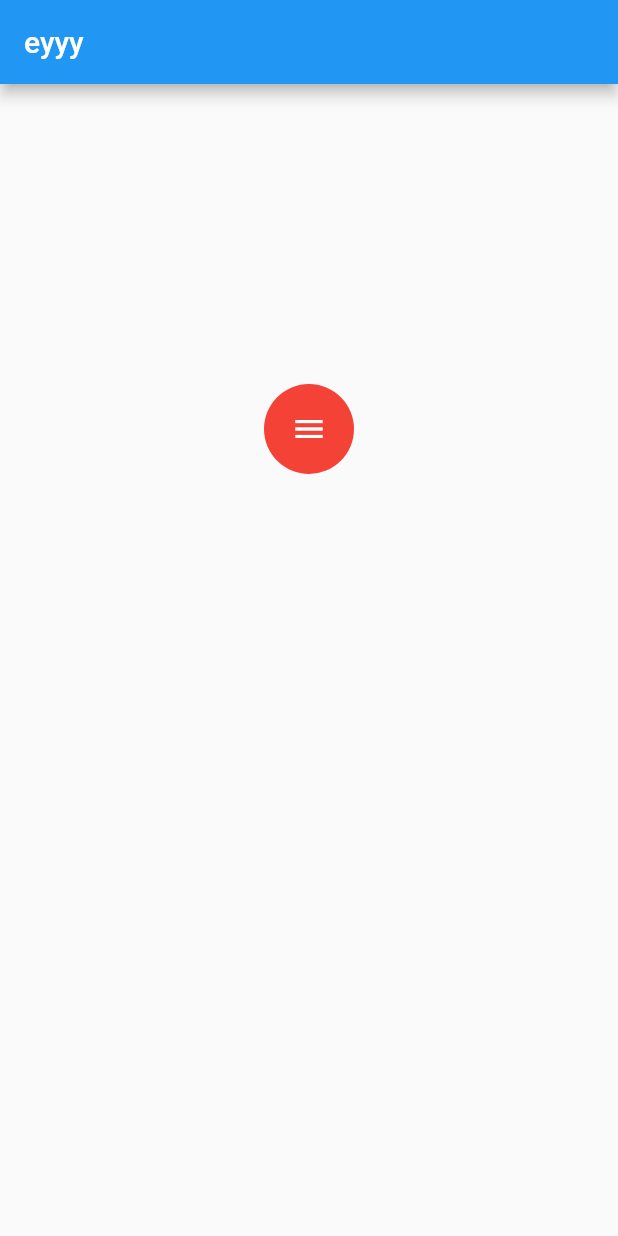
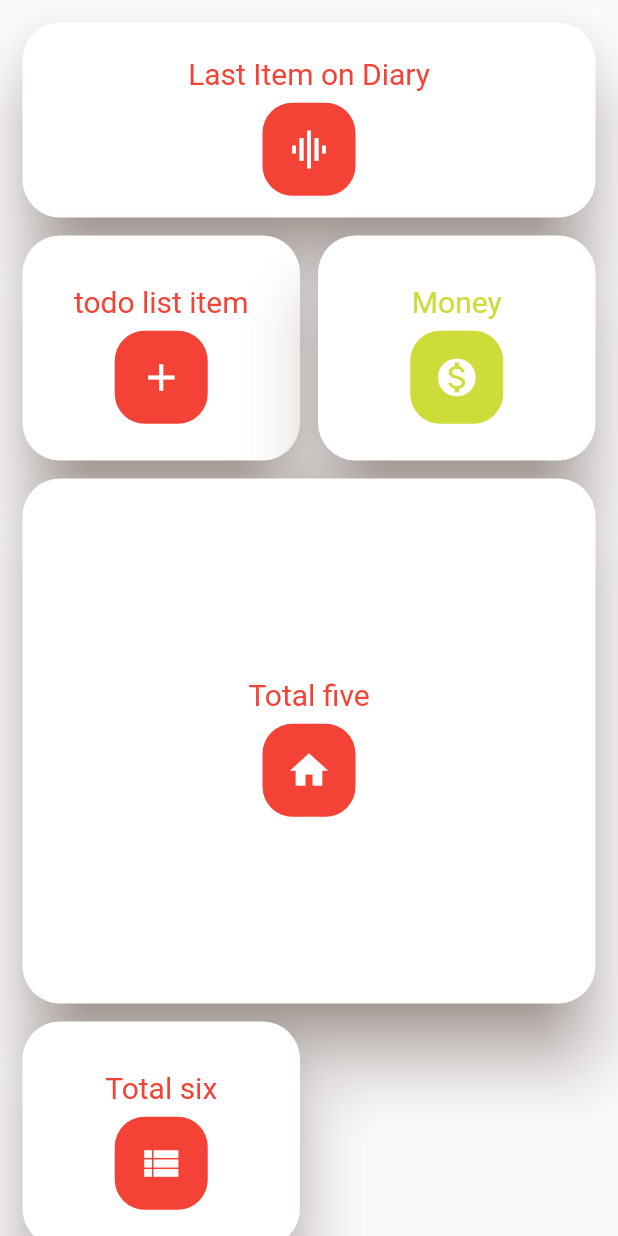
Before and after one commit to H-Zaman/My_Journal, a Flutter app: the screen it shows after launch, on a phone screen of 412 x 824 dp. Run offline on Flutter 3.47's test engine with Material 2 defaults, Android fonts, the phone set to English and light mode, and no system bars; missing offline and left inert: fab_circular_menu.

Commit message:
completed dashboard

```diff
--- /dev/null
+++ b/lib/Dashboard/dashboard.dart
@@ -0,0 +1,86 @@
+import 'package:flutter/material.dart';
+import 'package:flutter_staggered_grid_view/flutter_staggered_grid_view.dart';
+
+class Dashboard extends StatefulWidget {
+  @override
+  _DashboardState createState() => _DashboardState();
+}
+
+class _DashboardState extends State<Dashboard> {
+
+  Material dashItems(IconData icon,String title,Color color) {
+    return Material(
+      color: Colors.white,
+      elevation: 20,
+      shadowColor: Colors.brown,
+      borderRadius: BorderRadius.circular(25.0),
+      child: Center(
+        child: Padding(
+          padding: const EdgeInsets.all(10.0),
+          child: Row(
+            mainAxisAlignment: MainAxisAlignment.center,
+            children: <Widget>[
+              Column(
+                mainAxisAlignment: MainAxisAlignment.center,
+                children: <Widget>[
+                  Center(
+                    child: Padding(
+                      padding: const EdgeInsets.all(8.0),
+                      child: Text(
+                        title,
+                        style: TextStyle(
+                          color: color,
+                          fontSize: 20,
+                        ),
+                      ),
+                    ),
+                  ),
+                  Material(
+                    color: color,
+                    borderRadius: BorderRadius.circular(20.0),
+                    child: Padding(
+                      padding: const EdgeInsets.all(16.0),
+                      child: Icon(
+                        icon,
+                        color: Colors.white,
+                        size: 30,
+                      ),
+                    ),
+                  )
+                ],
+              )
+            ],
+          ),
+        ),
+      ),
+    );
+  }
+
+  @override
+  Widget build(BuildContext context) {
+    return Scaffold(
+      body: SafeArea(
+        child: StaggeredGridView.count(
+          crossAxisCount: 2,
+          crossAxisSpacing: 12.0,
+          mainAxisSpacing: 12.0,
+          padding: EdgeInsets.all(15.0),
+          children: <Widget>[
+            dashItems(Icons.graphic_eq,'Last Item on Diary',Colors.red),
+            dashItems(Icons.add,'todo list item',Colors.red),
+            dashItems(Icons.monetization_on,'Money',Colors.lime),
+            dashItems(Icons.home,'Total five',Colors.red),
+            dashItems(Icons.view_list,'Total six',Colors.red),
+          ],
+          staggeredTiles: [
+            StaggeredTile.extent(2,130),
+            StaggeredTile.extent(1,150),
+            StaggeredTile.extent(1,150),
+            StaggeredTile.extent(2,350),
+            StaggeredTile.extent(1,150),
+          ],
+        ),
+      ),
+    );
+  }
+}
--- a/lib/fab_circular_menu/fab_custom.dart
+++ b/lib/fab_circular_menu/fab_custom.dart
@@ -57,6 +57,9 @@ class _CustomFabState extends State<CustomFab> with SingleTickerProviderStateMix
 
   @override
   Widget build(BuildContext context) {
+
+    final double btnSize = 70;
+
     return Stack(
       children: <Widget>[
         Positioned(
@@ -70,8 +73,8 @@ class _CustomFabState extends State<CustomFab> with SingleTickerProviderStateMix
                   alignment: Alignment.center,
                   transform: Matrix4.rotationZ(getRadiansFromDegree(rotationAnimation.value))..scale(d1egreeTranslation.value),
                   child: CircularButton(
-                    height: 60,
-                    width: 60,
+                    height: btnSize,
+                    width: btnSize,
                     color: Colors.red,
                     icon: Icon(
                       Icons.note_add,
@@ -82,15 +85,34 @@ class _CustomFabState extends State<CustomFab> with SingleTickerProviderStateMix
                 ),
               ),
 
+              //View note / View Diary button
+              Transform.translate(
+                offset: Offset.fromDirection(getRadiansFromDegree(225),d1egreeTranslation.value * 100),
+                child: Transform(
+                  alignment: Alignment.center,
+                  transform: Matrix4.rotationZ(getRadiansFromDegree(rotationAnimation.value))..scale(d1egreeTranslation.value),
+                  child: CircularButton(
+                    height: btnSize,
+                    width: btnSize,
+                    color: Colors.red,
+                    icon: Icon(
+                      Icons.event_note,
+                      color: Colors.white,
+                    ),
+                    onClick: () {},
+                  ),
+                ),
+              ),
+
               // list to-do
               Transform.translate(
-                offset: Offset.fromDirection(getRadiansFromDegree(240),d2egreeTranslation.value * 100),
+                offset: Offset.fromDirection(getRadiansFromDegree(270),d2egreeTranslation.value * 100),
                 child: Transform(
                   alignment: Alignment.center,
                   transform: Matrix4.rotationZ(getRadiansFromDegree(rotationAnimation.value))..scale(d2egreeTranslation.value),
                   child: CircularButton(
-                    height: 60,
-                    width: 60,
+                    height: btnSize,
+                    width: btnSize,
                     color: Colors.red,
                     icon: Icon(
                       Icons.list,
@@ -103,16 +125,16 @@ class _CustomFabState extends State<CustomFab> with SingleTickerProviderStateMix
 
               //temporary notepad
               Transform.translate(
-                offset: Offset.fromDirection(getRadiansFromDegree(300),d3egreeTranslation.value * 100),
+                offset: Offset.fromDirection(getRadiansFromDegree(315),d4egreeTranslation.value * 100),
                 child: Transform(
                   alignment: Alignment.center,
-                  transform: Matrix4.rotationZ(getRadiansFromDegree(rotationAnimation.value))..scale(d3egreeTranslation.value),
+                  transform: Matrix4.rotationZ(getRadiansFromDegree(rotationAnimation.value))..scale(d4egreeTranslation.value),
                   child: CircularButton(
-                    height: 60,
-                    width: 60,
+                    height: btnSize,
+                    width: btnSize,
                     color: Colors.red,
                     icon: Icon(
-                      Icons.note,
+                      Icons.monetization_on,
                       color: Colors.white,
                     ),
                     onClick: () {},
@@ -122,16 +144,16 @@ class _CustomFabState extends State<CustomFab> with SingleTickerProviderStateMix
 
               //Travelling Cost button
               Transform.translate(
-                offset: Offset.fromDirection(getRadiansFromDegree(360),d4egreeTranslation.value * 100),
+                offset: Offset.fromDirection(getRadiansFromDegree(360),d3egreeTranslation.value * 100),
                 child: Transform(
                   alignment: Alignment.center,
-                  transform: Matrix4.rotationZ(getRadiansFromDegree(rotationAnimation.value))..scale(d4egreeTranslation.value),
+                  transform: Matrix4.rotationZ(getRadiansFromDegree(rotationAnimation.value))..scale(d3egreeTranslation.value),
                   child: CircularButton(
-                    height: 60,
-                    width: 60,
+                    height: btnSize,
+                    width: btnSize,
                     color: Colors.red,
                     icon: Icon(
-                      Icons.monetization_on,
+                      Icons.note,
                       color: Colors.white,
                     ),
                     onClick: () {},
@@ -144,8 +166,8 @@ class _CustomFabState extends State<CustomFab> with SingleTickerProviderStateMix
                 alignment: Alignment.center,
                 transform: Matrix4.rotationZ(getRadiansFromDegree(rotationAnimation.value)),
                 child: CircularButton(
-                  height: 60,
-                  width: 60,
+                  height: btnSize,
+                  width: btnSize,
                   color: Colors.red,
                   icon: Icon(
                     Icons.menu,
@@ -176,9 +198,10 @@ class CircularButton extends StatelessWidget {
   final double width;
   final Color color;
   final Icon icon;
+  final String text;
   final Function onClick;
 
-  CircularButton({this.height,this.width,this.icon,this.color,this.onClick});
+  CircularButton({this.text,this.height,this.width,this.icon,this.color,this.onClick});
 
   @override
   Widget build(BuildContext context) {
--- a/lib/screens/home/home.dart
+++ b/lib/screens/home/home.dart
@@ -1,23 +1,40 @@
 import 'package:flutter/material.dart';
+import 'package:myapp/Dashboard/dashboard.dart';
 import 'package:myapp/fab_circular_menu/fab_custom.dart';
 import 'package:myapp/fab_circular_menu/fab_package.dart';
 
 class HomeScreen extends StatelessWidget {
   @override
   Widget build(BuildContext context) {
-    return Scaffold(
-      appBar: AppBar(
-        title: Text(
-          'eyyy'
-        ),
-      ),
-      body: Padding(
-        padding: const EdgeInsets.only(top: 200),
-        child: Align(
+    return Stack(
+      children: <Widget>[
+        Dashboard(),
+      ],
+    );
+//      Scaffold(
+//      body: Column(
+//        mainAxisAlignment: MainAxisAlignment.end,
+//              children: <Widget>[
+//
+//                Dashboard(),
 
-            alignment: Alignment.topCenter,
-            child: CustomFab()),
-      ),
-    );
+//                SizedBox(height: 50,),
+
+              // Main button Container
+//                Container(
+//                  height: 220,
+//                  width: MediaQuery.of(context).size.width,
+//                  color: Colors.brown,
+//                    child: Align(
+//                      alignment: Alignment.bottomCenter,
+//                        child: Padding(
+//                          padding: const EdgeInsets.only(bottom: 20),
+//                          child: CustomFab(),
+//                        )
+//                    )
+//                ),
+//              ],
+//            ),
+//    );
   }
 }
--- a/pubspec.yaml
+++ b/pubspec.yaml
@@ -24,6 +24,7 @@ dependencies:
   # Use with the CupertinoIcons class for iOS style icons.
   cupertino_icons: ^0.1.2
   fab_circular_menu: ^1.0.0
+  flutter_staggered_grid_view: ^0.3.0
 
 dev_dependencies:
   flutter_test:
```
Also changed, not shown: pubspec.lock.
